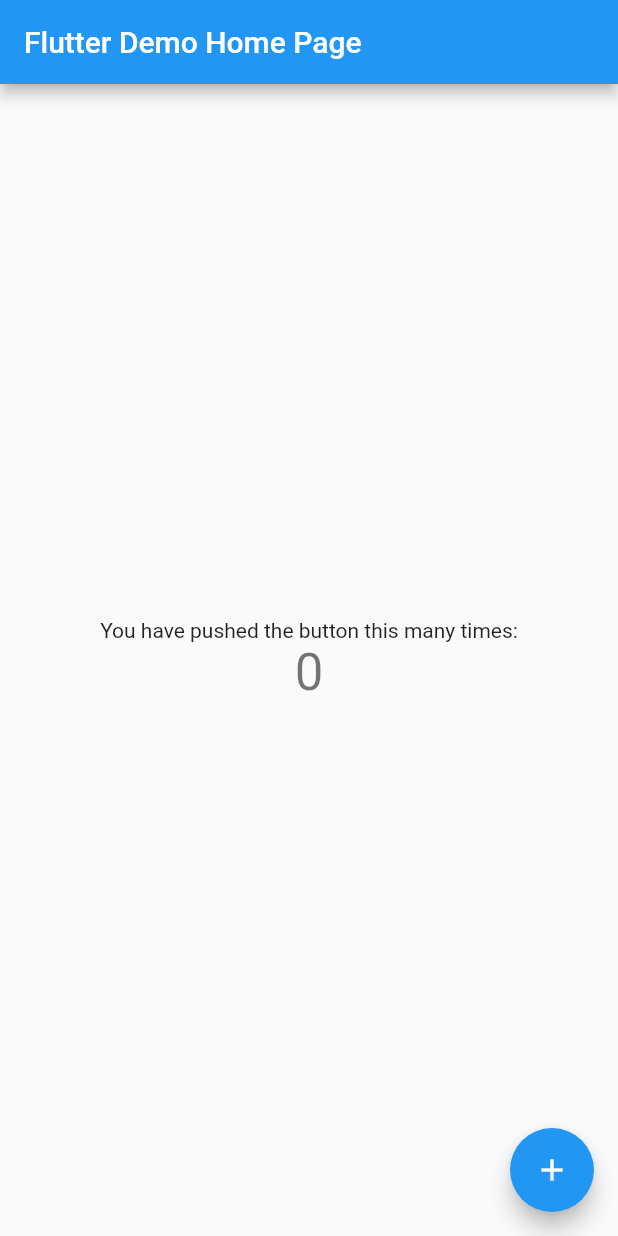
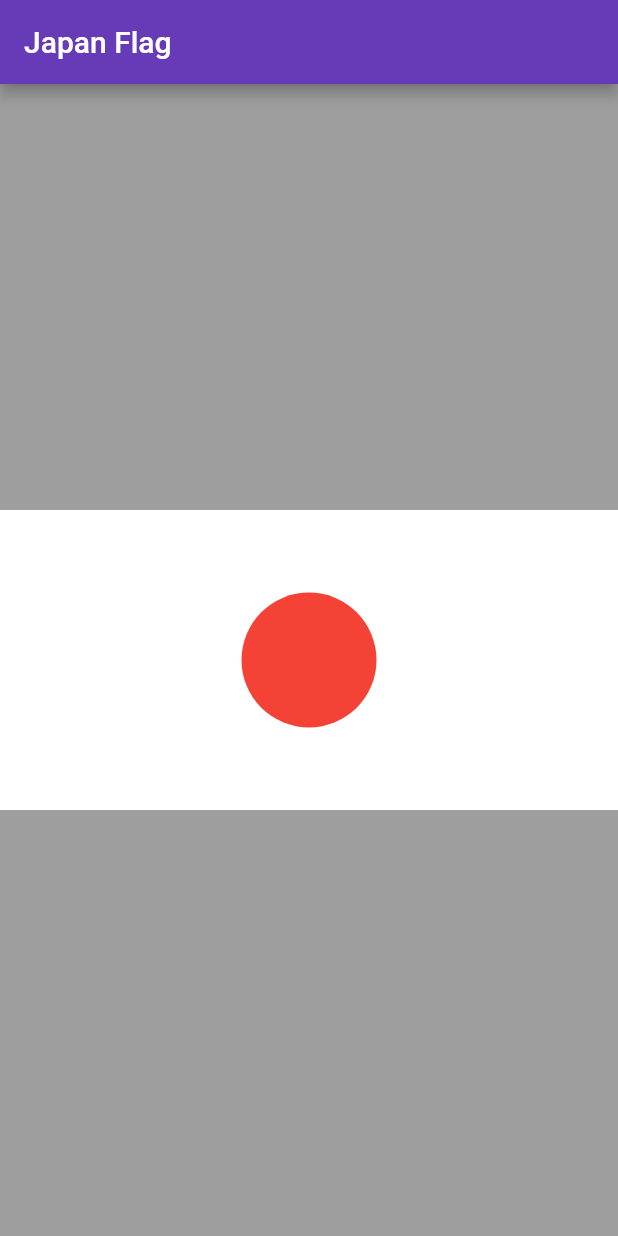
Before and after one commit to dan7sc/flutter-japan-flag, a Flutter app: the screen it shows after launch, on a phone screen of 412 x 824 dp. Run offline on Flutter 3.47's test engine with Material 2 defaults, Android fonts, the phone set to English and light mode, and no system bars.

Commit message:
Paint japan flag

```diff
--- a/lib/main.dart
+++ b/lib/main.dart
@@ -5,39 +5,20 @@
 }
 
 class MyApp extends StatelessWidget {
-  // This widget is the root of your application.
   @override
   Widget build(BuildContext context) {
     return MaterialApp(
       title: 'Flutter Demo',
       theme: ThemeData(
-        // This is the theme of your application.
-        //
-        // Try running your application with "flutter run". You'll see the
-        // application has a blue toolbar. Then, without quitting the app, try
-        // changing the primarySwatch below to Colors.green and then invoke
-        // "hot reload" (press "r" in the console where you ran "flutter run",
-        // or simply save your changes to "hot reload" in a Flutter IDE).
-        // Notice that the counter didn't reset back to zero; the application
-        // is not restarted.
-        primarySwatch: Colors.blue,
+        primarySwatch: Colors.deepPurple,
       ),
-      home: MyHomePage(title: 'Flutter Demo Home Page'),
+      home: MyHomePage(title: 'Japan Flag'),
     );
   }
 }
 
 class MyHomePage extends StatefulWidget {
   MyHomePage({Key? key, required this.title}) : super(key: key);
-
-  // This widget is the home page of your application. It is stateful, meaning
-  // that it has a State object (defined below) that contains fields that affect
-  // how it looks.
-
-  // This class is the configuration for the state. It holds the values (in this
-  // case the title) provided by the parent (in this case the App widget) and
-  // used by the build method of the State. Fields in a Widget subclass are
-  // always marked "final".
 
   final String title;
 
@@ -46,68 +27,37 @@
 }
 
 class _MyHomePageState extends State<MyHomePage> {
-  int _counter = 0;
-
-  void _incrementCounter() {
-    setState(() {
-      // This call to setState tells the Flutter framework that something has
-      // changed in this State, which causes it to rerun the build method below
-      // so that the display can reflect the updated values. If we changed
-      // _counter without calling setState(), then the build method would not be
-      // called again, and so nothing would appear to happen.
-      _counter++;
-    });
-  }
 
   @override
   Widget build(BuildContext context) {
-    // This method is rerun every time setState is called, for instance as done
-    // by the _incrementCounter method above.
-    //
-    // The Flutter framework has been optimized to make rerunning build methods
-    // fast, so that you can just rebuild anything that needs updating rather
-    // than having to individually change instances of widgets.
     return Scaffold(
+      backgroundColor: Colors.grey,
       appBar: AppBar(
-        // Here we take the value from the MyHomePage object that was created by
-        // the App.build method, and use it to set our appbar title.
         title: Text(widget.title),
       ),
-      body: Center(
-        // Center is a layout widget. It takes a single child and positions it
-        // in the middle of the parent.
-        child: Column(
-          // Column is also a layout widget. It takes a list of children and
-          // arranges them vertically. By default, it sizes itself to fit its
-          // children horizontally, and tries to be as tall as its parent.
-          //
-          // Invoke "debug painting" (press "p" in the console, choose the
-          // "Toggle Debug Paint" action from the Flutter Inspector in Android
-          // Studio, or the "Toggle Debug Paint" command in Visual Studio Code)
-          // to see the wireframe for each widget.
-          //
-          // Column has various properties to control how it sizes itself and
-          // how it positions its children. Here we use mainAxisAlignment to
-          // center the children vertically; the main axis here is the vertical
-          // axis because Columns are vertical (the cross axis would be
-          // horizontal).
-          mainAxisAlignment: MainAxisAlignment.center,
-          children: <Widget>[
-            Text(
-              'You have pushed the button this many times:',
+      body: Stack(
+        children: [
+          Align(
+            alignment: Alignment.center,
+            child: Container(
+              height: 200,
+              width: MediaQuery.of(context).size.width,
+              color: Colors.white,
             ),
-            Text(
-              '$_counter',
-              style: Theme.of(context).textTheme.headline4,
+          ),
+          Align(
+            alignment: Alignment.center,
+            child: Container(
+              height: 90,
+              width: 90,
+              decoration: BoxDecoration(
+                shape: BoxShape.circle,
+                color: Colors.red,
+              ),
             ),
-          ],
-        ),
+          ),
+        ],
       ),
-      floatingActionButton: FloatingActionButton(
-        onPressed: _incrementCounter,
-        tooltip: 'Increment',
-        child: Icon(Icons.add),
-      ), // This trailing comma makes auto-formatting nicer for build methods.
     );
   }
 }
```
